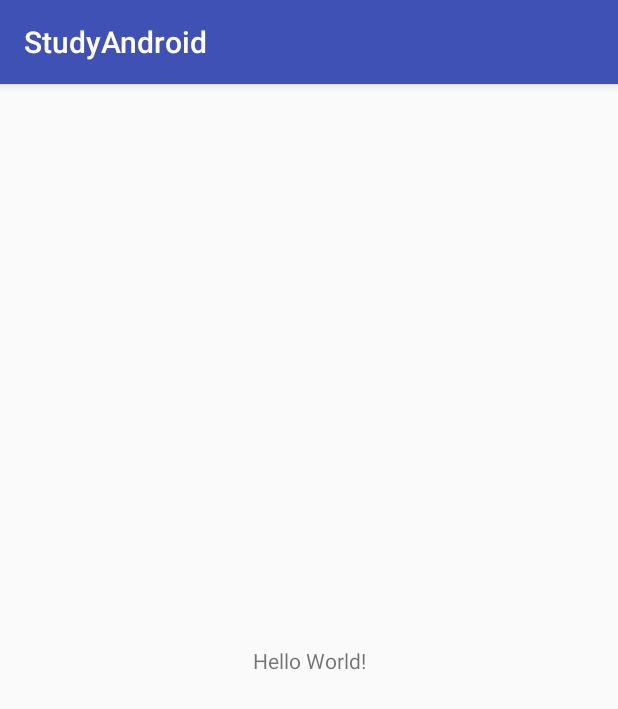
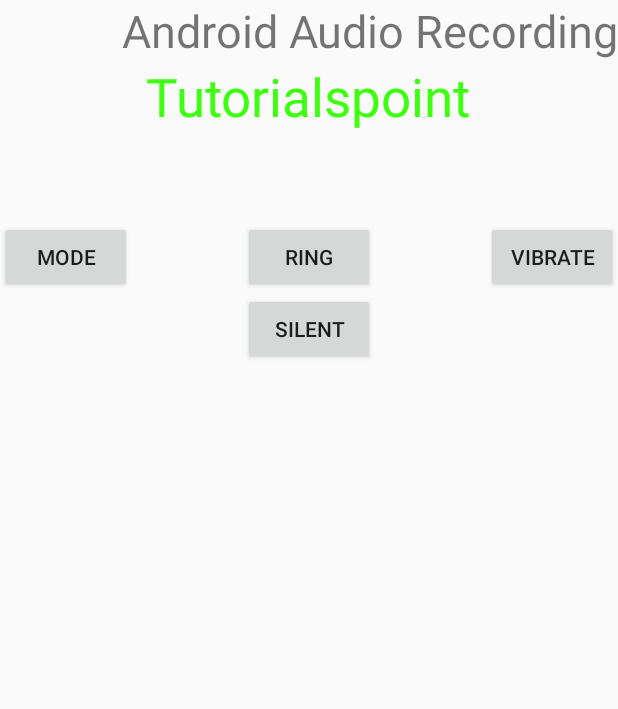
Before and after one commit to thanglv1302/Study-Android, an Android app: the screen it shows after launch (MainActivity), on a phone screen of 412 x 824 dp. Shown: the top 709 px of the screen. Run offline under Robolectric (Android 15) with nearby library versions, the phone set to English and light mode, and no system bars.

Commit message:
implement audio manger on OS android

```diff
--- a/app/src/main/java/com/example/levietthang/studyandroid/MainActivity.java
+++ b/app/src/main/java/com/example/levietthang/studyandroid/MainActivity.java
@@ -1,13 +1,73 @@
 package com.example.levietthang.studyandroid;
 
+import android.app.Activity;
+import android.content.Context;
+import android.media.AudioManager;
 import android.support.v7.app.AppCompatActivity;
 import android.os.Bundle;
+import android.view.View;
+import android.widget.Button;
+import android.widget.Toast;
 
-public class MainActivity extends AppCompatActivity {
+import static android.media.AudioManager.RINGER_MODE_NORMAL;
+import static android.media.AudioManager.RINGER_MODE_SILENT;
+import static android.media.AudioManager.RINGER_MODE_VIBRATE;
+
+public class MainActivity extends Activity {
+    Button mode, ring, vibrate, silent;
+    private AudioManager myAudioManager;
 
     @Override
     protected void onCreate(Bundle savedInstanceState) {
         super.onCreate(savedInstanceState);
         setContentView(R.layout.activity_main);
+
+        mode = (Button) findViewById(R.id.btnMode);
+        ring = (Button) findViewById(R.id.btnRing);
+        vibrate = (Button) findViewById(R.id.btnVib);
+        silent = (Button) findViewById(R.id.btnSilent);
+        myAudioManager = (AudioManager) getSystemService(Context.AUDIO_SERVICE);
+        ring.setOnClickListener(new View.OnClickListener() {
+            @Override
+            public void onClick(View v) {
+                myAudioManager.setRingerMode(RINGER_MODE_NORMAL);
+                Toast.makeText(MainActivity.this,"Now in normal mode",Toast.LENGTH_LONG).show();
+            }
+        });
+
+        vibrate.setOnClickListener(new View.OnClickListener() {
+            @Override
+            public void onClick(View v) {
+                myAudioManager.setRingerMode(RINGER_MODE_VIBRATE);
+                Toast.makeText(MainActivity.this,"Now in vibrate mode",Toast.LENGTH_LONG).show();
+            }
+        });
+
+        silent.setOnClickListener(new View.OnClickListener() {
+            @Override
+            public void onClick(View v) {
+                myAudioManager.setRingerMode(RINGER_MODE_SILENT);
+                Toast.makeText(MainActivity.this,"Now in silent mode",Toast.LENGTH_LONG).show();
+            }
+        });
+
+        mode.setOnClickListener(new View.OnClickListener() {
+            @Override
+            public void onClick(View v) {
+                int mode = myAudioManager.getRingerMode();
+                if( mode == RINGER_MODE_NORMAL){
+                    Toast.makeText(MainActivity.this,"Now in Normal Mode",
+                            Toast.LENGTH_LONG).show();
+                }
+                else if(mode == RINGER_MODE_VIBRATE){
+                    Toast.makeText(MainActivity.this,"Now in Vibrate Mode",
+                            Toast.LENGTH_LONG).show();
+                }
+                else{
+                    Toast.makeText(MainActivity.this,"Now in Silent Mode",
+                            Toast.LENGTH_LONG).show();
+                }
+            }
+        });
     }
 }
--- a/app/src/main/res/layout/activity_main.xml
+++ b/app/src/main/res/layout/activity_main.xml
@@ -1,6 +1,6 @@
 <?xml version="1.0" encoding="utf-8"?>
-<android.support.constraint.ConstraintLayout xmlns:android="http://schemas.android.com/apk/res/android"
-    xmlns:app="http://schemas.android.com/apk/res-auto"
+<RelativeLayout
+    xmlns:android="http://schemas.android.com/apk/res/android"
     xmlns:tools="http://schemas.android.com/tools"
     android:layout_width="match_parent"
     android:layout_height="match_parent"
@@ -9,10 +9,66 @@
     <TextView
         android:layout_width="wrap_content"
         android:layout_height="wrap_content"
-        android:text="Hello World!"
-        app:layout_constraintBottom_toBottomOf="parent"
-        app:layout_constraintLeft_toLeftOf="parent"
-        app:layout_constraintRight_toRightOf="parent"
-        app:layout_constraintTop_toTopOf="parent" />
+        android:text="Android Audio Recording"
+        android:id="@+id/textView"
+        android:textSize="30dp"
+        android:layout_alignParentTop="true"
+        android:layout_alignParentRight="true"
+        android:layout_alignParentEnd="true" />
 
-</android.support.constraint.ConstraintLayout>
+    <TextView
+        android:layout_width="wrap_content"
+        android:layout_height="wrap_content"
+        android:text="Tutorialspoint"
+        android:id="@+id/textView2"
+        android:textColor="#ff3eff0f"
+        android:textSize="35dp"
+        android:layout_below="@+id/textView"
+        android:layout_centerHorizontal="true" />
+
+    <ImageView
+        android:layout_width="wrap_content"
+        android:layout_height="wrap_content"
+        android:id="@+id/imageView"
+        android:layout_below="@+id/textView2"
+        android:layout_alignLeft="@+id/textView2"
+        android:layout_alignStart="@+id/textView2"
+        android:layout_alignRight="@+id/textView2"
+        android:layout_alignEnd="@+id/textView2" />
+
+    <Button
+        android:layout_width="wrap_content"
+        android:layout_height="wrap_content"
+        android:text="Mode"
+        android:id="@+id/btnMode"
+        android:layout_below="@+id/imageView"
+        android:layout_alignParentLeft="true"
+        android:layout_alignParentStart="true"
+        android:layout_marginTop="59dp" />
+
+    <Button
+        android:layout_width="wrap_content"
+        android:layout_height="wrap_content"
+        android:text="Ring"
+        android:id="@+id/btnRing"
+        android:layout_alignTop="@+id/btnMode"
+        android:layout_centerHorizontal="true" />
+
+    <Button
+        android:layout_width="wrap_content"
+        android:layout_height="wrap_content"
+        android:text="vibrate"
+        android:id="@+id/btnVib"
+        android:layout_alignTop="@+id/btnRing"
+        android:layout_alignRight="@+id/textView"
+        android:layout_alignEnd="@+id/textView" />
+
+    <Button
+        android:layout_width="wrap_content"
+        android:layout_height="wrap_content"
+        android:text="Silent"
+        android:id="@+id/btnSilent"
+        android:layout_below="@+id/btnRing"
+        android:layout_alignLeft="@+id/btnRing"
+        android:layout_alignStart="@+id/btnRing"/>
+</RelativeLayout>
```
